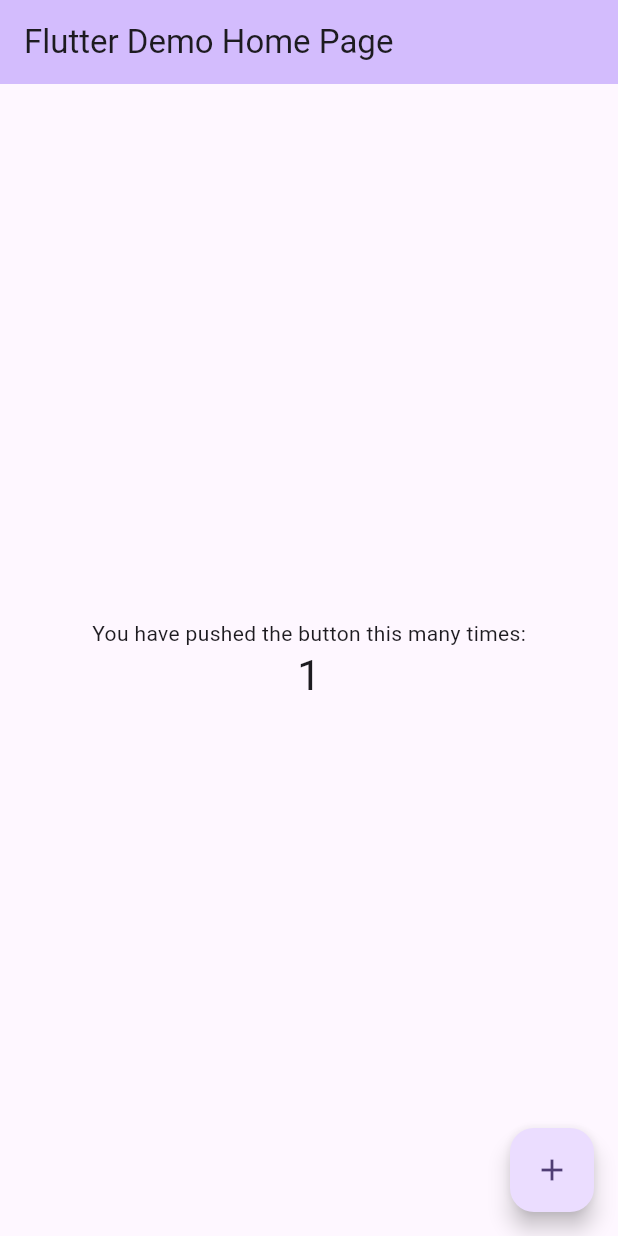
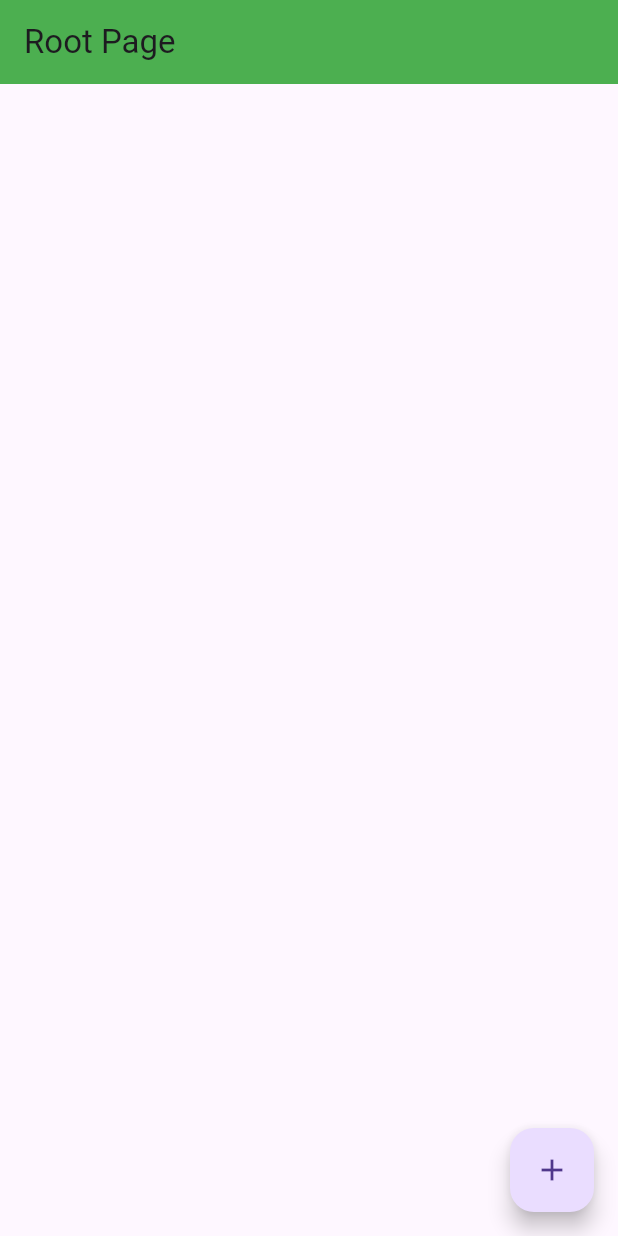
Before and after one commit to yohannes-mengistie/Flutter-intro, a Flutter app: the screen it shows after launch, after a tap on the "add" icon, on a phone screen of 412 x 824 dp. Run offline on Flutter 3.47's test engine with Material 3 defaults, Android fonts, the phone set to English and light mode, and no system bars.

Commit message:
creating appBar

```diff
--- a/lib/main.dart
+++ b/lib/main.dart
@@ -5,121 +5,41 @@
 }
 
 class MyApp extends StatelessWidget {
-  const MyApp({super.key});
+  const MyApp({Key? key}) : super(key: key);
 
-  // This widget is the root of your application.
   @override
   Widget build(BuildContext context) {
     return MaterialApp(
-      title: 'Flutter Demo',
+      debugShowCheckedModeBanner: false,
       theme: ThemeData(
-        // This is the theme of your application.
-        //
-        // TRY THIS: Try running your application with "flutter run". You'll see
-        // the application has a purple toolbar. Then, without quitting the app,
-        // try changing the seedColor in the colorScheme below to Colors.green
-        // and then invoke "hot reload" (save your changes or press the "hot
-        // reload" button in a Flutter-supported IDE, or press "r" if you used
-        // the command line to start the app).
-        //
-        // Notice that the counter didn't reset back to zero; the application
-        // state is not lost during the reload. To reset the state, use hot
-        // restart instead.
-        //
-        // This works for code too, not just values: Most code changes can be
-        // tested with just a hot reload.
-        colorScheme: ColorScheme.fromSeed(seedColor: Colors.deepPurple),
-        useMaterial3: true,
-      ),
-      home: const MyHomePage(title: 'Flutter Demo Home Page'),
+        primarySwatch: Colors.green,
+      ), //this type of coloring the app bar is not work for this version
+      home: const RootPage(),
     );
   }
 }
 
-class MyHomePage extends StatefulWidget {
-  const MyHomePage({super.key, required this.title});
-
-  // This widget is the home page of your application. It is stateful, meaning
-  // that it has a State object (defined below) that contains fields that affect
-  // how it looks.
-
-  // This class is the configuration for the state. It holds the values (in this
-  // case the title) provided by the parent (in this case the App widget) and
-  // used by the build method of the State. Fields in a Widget subclass are
-  // always marked "final".
-
-  final String title;
+class RootPage extends StatefulWidget {
+  const RootPage({Key? key}) : super(key: key);
 
   @override
-  State<MyHomePage> createState() => _MyHomePageState();
+  _RootPageState createState() => _RootPageState();
 }
 
-class _MyHomePageState extends State<MyHomePage> {
-  int _counter = 0;
-
-  void _incrementCounter() {
-    setState(() {
-      // This call to setState tells the Flutter framework that something has
-      // changed in this State, which causes it to rerun the build method below
-      // so that the display can reflect the updated values. If we changed
-      // _counter without calling setState(), then the build method would not be
-      // called again, and so nothing would appear to happen.
-      _counter++;
-    });
-  }
-
+class _RootPageState extends State<RootPage> {
   @override
   Widget build(BuildContext context) {
-    // This method is rerun every time setState is called, for instance as done
-    // by the _incrementCounter method above.
-    //
-    // The Flutter framework has been optimized to make rerunning build methods
-    // fast, so that you can just rebuild anything that needs updating rather
-    // than having to individually change instances of widgets.
     return Scaffold(
       appBar: AppBar(
-        // TRY THIS: Try changing the color here to a specific color (to
-        // Colors.amber, perhaps?) and trigger a hot reload to see the AppBar
-        // change color while the other colors stay the same.
-        backgroundColor: Theme.of(context).colorScheme.inversePrimary,
-        // Here we take the value from the MyHomePage object that was created by
-        // the App.build method, and use it to set our appbar title.
-        title: Text(widget.title),
-      ),
-      body: Center(
-        // Center is a layout widget. It takes a single child and positions it
-        // in the middle of the parent.
-        child: Column(
-          // Column is also a layout widget. It takes a list of children and
-          // arranges them vertically. By default, it sizes itself to fit its
-          // children horizontally, and tries to be as tall as its parent.
-          //
-          // Column has various properties to control how it sizes itself and
-          // how it positions its children. Here we use mainAxisAlignment to
-          // center the children vertically; the main axis here is the vertical
-          // axis because Columns are vertical (the cross axis would be
-          // horizontal).
-          //
-          // TRY THIS: Invoke "debug painting" (choose the "Toggle Debug Paint"
-          // action in the IDE, or press "p" in the console), to see the
-          // wireframe for each widget.
-          mainAxisAlignment: MainAxisAlignment.center,
-          children: <Widget>[
-            const Text(
-              'You have pushed the button this many times:',
-            ),
-            Text(
-              '$_counter',
-              style: Theme.of(context).textTheme.headlineMedium,
-            ),
-          ],
-        ),
+        title: const Text('Root Page'),
+        backgroundColor: Colors.green,
       ),
       floatingActionButton: FloatingActionButton(
-        onPressed: _incrementCounter,
-        tooltip: 'Increment',
+        onPressed: () {
+          print("you clicked me");
+        },
         child: const Icon(Icons.add),
-      ), // This trailing comma makes auto-formatting nicer for build methods.
+      ),
     );
   }
 }
```
